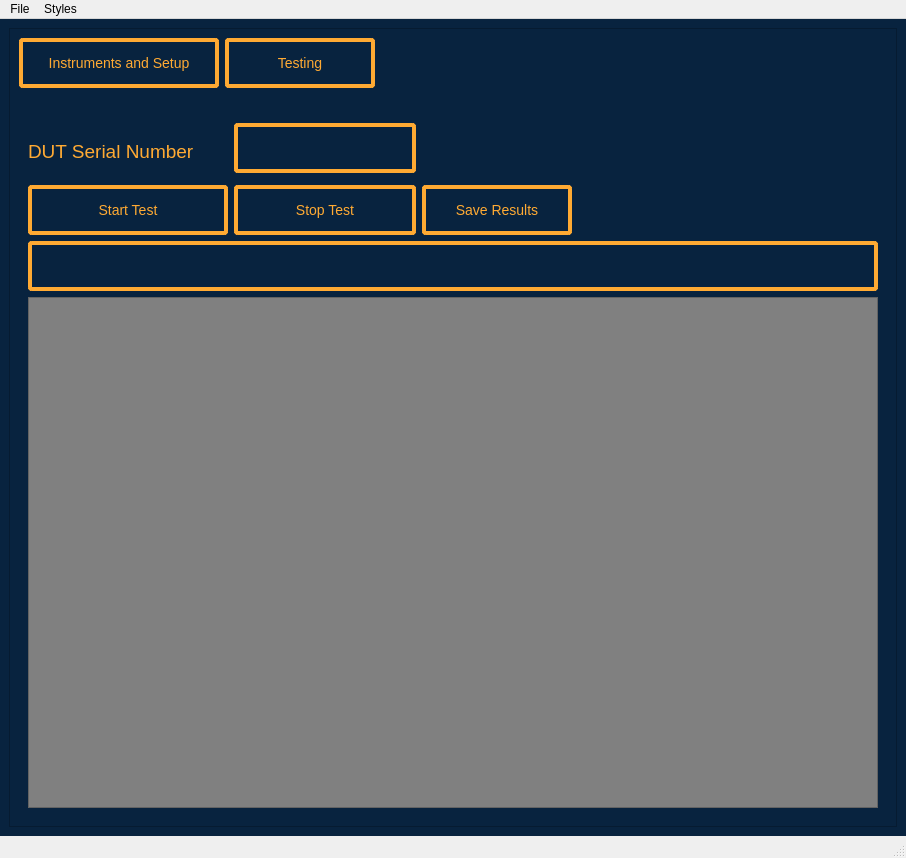
ninja-lab/pluto, file PWRAutomatedTest/385-0030-TestSet/385-0030-RevD-GUI.ui: the form before one commit.
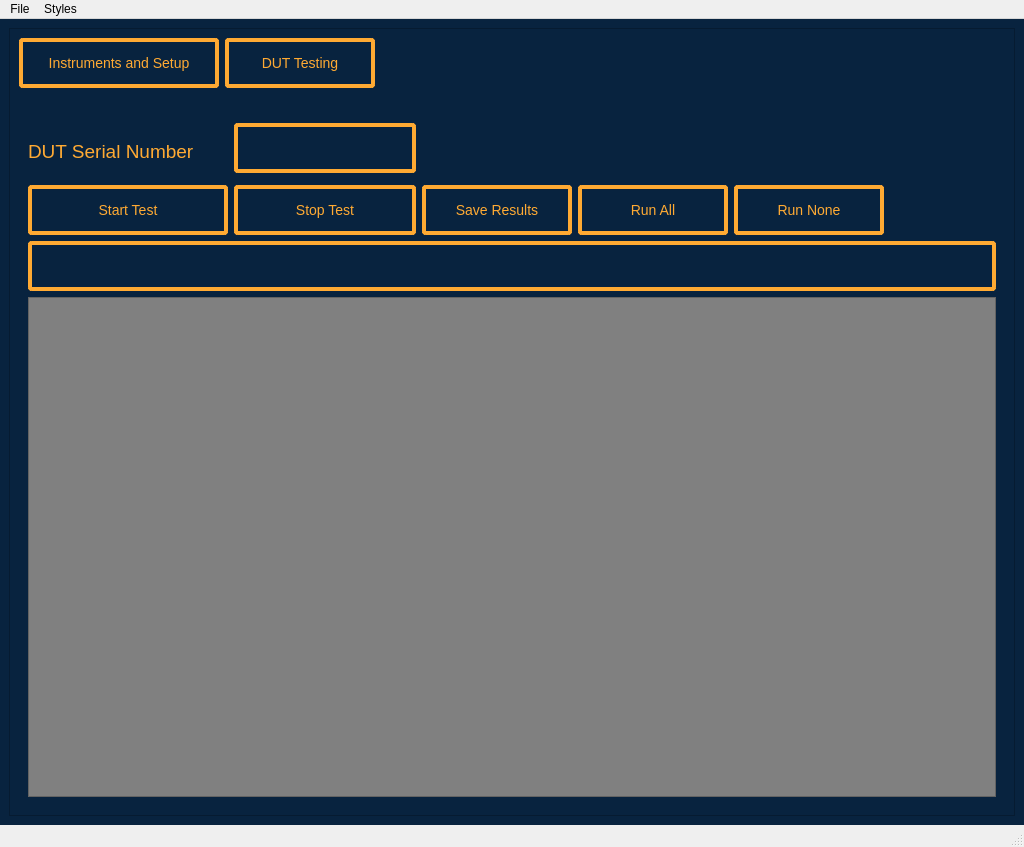
The form after the commit. The open tabs and pages were chosen to show the change. Icons and pictures are not drawn.

The edit to the form file:
```diff
--- a/PWRAutomatedTest/385-0030-TestSet/385-0030-RevD-GUI.ui
+++ b/PWRAutomatedTest/385-0030-TestSet/385-0030-RevD-GUI.ui
@@ -6,8 +6,8 @@
    <rect>
     <x>0</x>
     <y>0</y>
-    <width>906</width>
-    <height>858</height>
+    <width>1024</width>
+    <height>847</height>
    </rect>
   </property>
   <property name="sizePolicy">
@@ -96,8 +96,8 @@
         <rect>
          <x>0</x>
          <y>0</y>
-         <width>886</width>
-         <height>797</height>
+         <width>1004</width>
+         <height>786</height>
         </rect>
        </property>
        <property name="styleSheet">
@@ -155,7 +155,7 @@
              </size>
             </property>
             <property name="text">
-             <string>Testing</string>
+             <string>DUT Testing</string>
             </property>
             <property name="checkable">
              <bool>true</bool>
@@ -193,7 +193,26 @@
             </item>
             <item row="1" column="0">
              <layout class="QGridLayout" name="gridLayout_3">
-              <item row="4" column="0" colspan="4">
+              <item row="2" column="3">
+               <widget class="QPushButton" name="RunAllButton">
+                <property name="sizePolicy">
+                 <sizepolicy hsizetype="Preferred" vsizetype="Preferred">
+                  <horstretch>0</horstretch>
+                  <verstretch>0</verstretch>
+                 </sizepolicy>
+                </property>
+                <property name="minimumSize">
+                 <size>
+                  <width>150</width>
+                  <height>50</height>
+                 </size>
+                </property>
+                <property name="text">
+                 <string>Run All</string>
+                </property>
+               </widget>
+              </item>
+              <item row="6" column="0" colspan="6">
                <widget class="QLineEdit" name="TestInfoLineEdit">
                 <property name="minimumSize">
                  <size>
@@ -308,7 +327,7 @@
                 </property>
                </widget>
               </item>
-              <item row="2" column="3">
+              <item row="2" column="5">
                <spacer name="horizontalSpacer_4">
                 <property name="orientation">
                  <enum>Qt::Horizontal</enum>
@@ -321,7 +340,7 @@
                 </property>
                </spacer>
               </item>
-              <item row="0" column="3">
+              <item row="0" column="5">
                <spacer name="horizontalSpacer_3">
                 <property name="orientation">
                  <enum>Qt::Horizontal</enum>
@@ -353,6 +372,25 @@
                 </property>
                </widget>
               </item>
+              <item row="2" column="4">
+               <widget class="QPushButton" name="RunNoneButton">
+                <property name="sizePolicy">
+                 <sizepolicy hsizetype="Preferred" vsizetype="Preferred">
+                  <horstretch>0</horstretch>
+                  <verstretch>0</verstretch>
+                 </sizepolicy>
+                </property>
+                <property name="minimumSize">
+                 <size>
+                  <width>150</width>
+                  <height>50</height>
+                 </size>
+                </property>
+                <property name="text">
+                 <string>Run None</string>
+                </property>
+               </widget>
+              </item>
              </layout>
             </item>
             <item row="0" column="0">
@@ -618,7 +656,7 @@
     <rect>
      <x>0</x>
      <y>0</y>
-     <width>906</width>
+     <width>1024</width>
      <height>21</height>
     </rect>
    </property>
```
Left out of the diff: 8 changed lines with no effect on the pictures.
